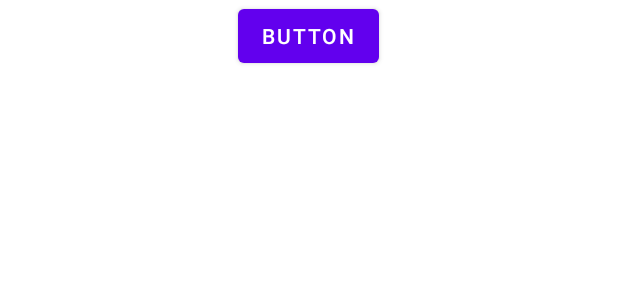
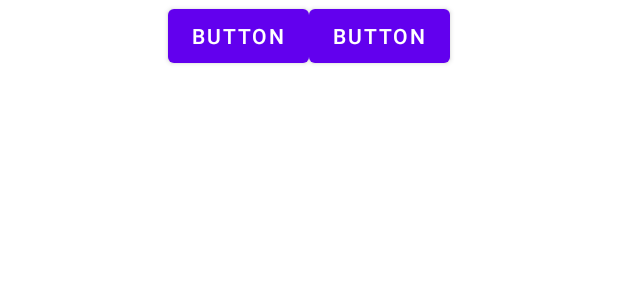
Before and after one commit to diegodu/app-radio, an Android app: the layout activity_main.xml on its own in the app's theme, with its tools: preview values and no code run, on a phone screen of 412 x 824 dp. Shown: the top 300 px of the screen. Run offline under Robolectric (Android 15) with nearby library versions, the phone set to English and light mode, and no system bars.

Commit message:
Cambios Botones

```diff
--- a/app/src/main/res/layout/activity_main.xml
+++ b/app/src/main/res/layout/activity_main.xml
@@ -18,6 +18,14 @@
         tools:layout_editor_absoluteX="130dp"
         tools:layout_editor_absoluteY="405dp"
         android:onClick="button_Pagin"/>
+    <Button
+        android:id="@+id/button_Pagina1"
+        android:layout_width="wrap_content"
+        android:layout_height="wrap_content"
+        android:text="Button"
+        tools:layout_editor_absoluteX="130dp"
+        tools:layout_editor_absoluteY="405dp"
+        android:onClick="button_Pagin1"/>
 
 
 
```
Also changed, not shown: app/src/main/java/com/example/lectorrss/MainActivity.java (+6 -1 lines).
